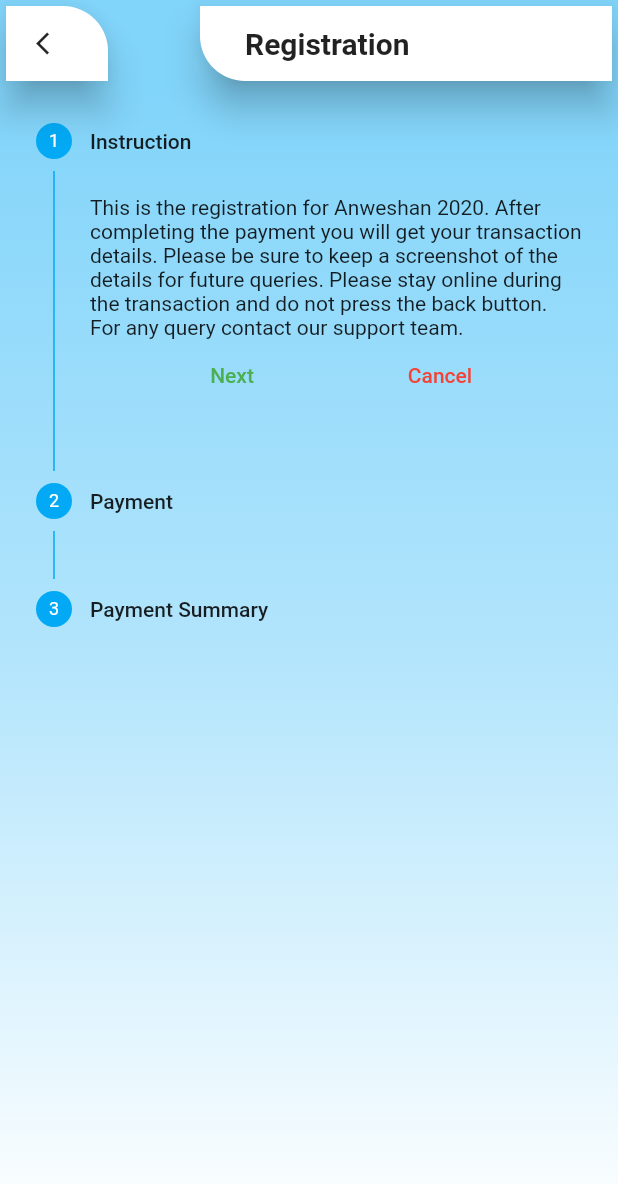
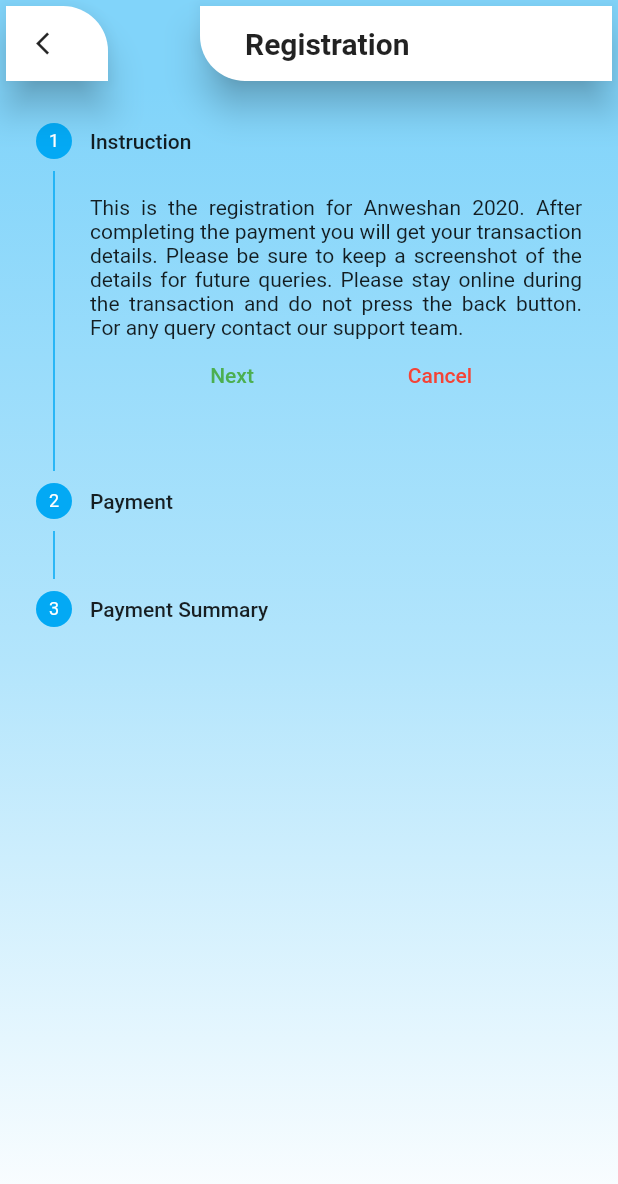
Before and after one commit to azhar1038/Anweshan-Quiz, a Flutter app: the Tabs screen opened directly with empty values, item 2 of the bottom bar chosen, after a tap on "Registration", on a phone screen of 412 x 824 dp. Shown: the top 1184 px of the screen. Run offline on Flutter 3.47's test engine with Material 2 defaults, Android fonts, the phone set to English and light mode, and no system bars; our stand-ins replace cloud_firestore, connectivity, firebase_auth, firebase_dynamic_links, firebase_messaging, flare_flutter and 2 more; missing offline and left inert: flare_dart, ntp, upi_india; accounts and stored records are empty; network calls fail.

Commit message:
Added expansion card

```diff
--- /dev/null
+++ b/lib/custom_widgets/expansion_card.dart
@@ -0,0 +1,125 @@
+import 'package:flutter/material.dart';
+
+class ExpansionCard extends StatefulWidget {
+  final String header;
+  final String description;
+  final Duration duration;
+  final double initialElevation;
+  final double finalElevation;
+  final bool descriptionFadeIn;
+
+  ExpansionCard({
+    @required this.header,
+    @required this.description,
+    this.duration = const Duration(milliseconds: 200),
+    this.initialElevation = 3,
+    this.finalElevation = 10,
+    this.descriptionFadeIn = true,
+  });
+
+  @override
+  _ExpansionCardState createState() => _ExpansionCardState();
+}
+
+class _ExpansionCardState extends State<ExpansionCard>
+    with SingleTickerProviderStateMixin {
+  AnimationController _controller;
+  Animation<double> _elevation, _height, _opacity;
+
+  @override
+  void initState() {
+    _controller = AnimationController(duration: widget.duration, vsync: this);
+    _elevation = Tween<double>(
+      begin: widget.initialElevation,
+      end: widget.finalElevation,
+    ).animate(
+      CurvedAnimation(
+        parent: _controller,
+        curve: Interval(0.4, 0.7, curve: Curves.ease),
+      ),
+    );
+    _height = Tween<double>(begin: 0, end: 1).animate(
+      CurvedAnimation(
+        parent: _controller,
+        curve: Curves.ease,
+      ),
+    );
+    _opacity = Tween<double>(begin: 0.0, end: 1.0).animate(
+      CurvedAnimation(
+        parent: _controller,
+        curve: Interval(0.3, 1.0, curve: Curves.easeIn),
+      ),
+    );
+
+    super.initState();
+  }
+
+  @override
+  void dispose() {
+    _controller.dispose();
+    super.dispose();
+  }
+
+  @override
+  Widget build(BuildContext context) {
+    return Container(
+      alignment: Alignment.topCenter,
+      margin: EdgeInsets.all(16.0),
+      child: AnimatedBuilder(
+        animation: _elevation,
+        builder: (context, child) {
+          return Material(
+            elevation: _elevation.value,
+            shape: RoundedRectangleBorder(
+                borderRadius: BorderRadius.circular(10.0)),
+            child: InkWell(
+              onTap: () {
+                if (_controller.status == AnimationStatus.completed)
+                  _controller.reverse();
+                else
+                  _controller.forward();
+                setState(() {});
+              },
+              child: Column(
+                mainAxisSize: MainAxisSize.min,
+                children: <Widget>[
+                  Container(
+                    height: 80,
+                    alignment: Alignment.center,
+                    child: Text(
+                      widget.header,
+                      style: Theme.of(context).textTheme.title,
+                    ),
+                  ),
+                  SizeTransition(
+                    axisAlignment: 1.0,
+                    sizeFactor: _height,
+                    child: Container(
+                      child: Opacity(
+                        opacity: _opacity.value,
+                        child: Column(
+                          mainAxisSize: MainAxisSize.min,
+                          children: <Widget>[
+                            Divider(),
+                            Padding(
+                              padding: const EdgeInsets.all(16.0),
+                              child: Text(
+                                widget.description,
+                                textAlign: TextAlign.center,
+                                style: Theme.of(context).textTheme.subtitle,
+                              ),
+                            ),
+                          ],
+                        ),
+                      ),
+                    ),
+                  ),
+                ],
+              ),
+            ),
+          );
+        },
+      ),
+    );
+  }
+}
--- a/lib/pages/anweshan_prev.dart
+++ b/lib/pages/anweshan_prev.dart
@@ -1,4 +1,5 @@
 import 'package:flutter/material.dart';
+import 'package:quiz/custom_widgets/expansion_card.dart';
 
 class AnweshanPrev extends StatefulWidget {
   @override
@@ -8,8 +9,63 @@ class AnweshanPrev extends StatefulWidget {
 class _AnweshanPrevState extends State<AnweshanPrev> {
   @override
   Widget build(BuildContext context) {
-    return Container(
-      child:Text('Anweshan 2019'),
-    );
+    return ListView(children: [
+      Container(
+        child: ExpansionCard(
+          header: 'Testing',
+          description:
+              'yuwerdygwd wdhueiwfh cwejhfiowe ijhfio fiefjoi ierfwio eifwho ifjoi fir eiro efiwer fergergrthrthtrh trhrthg hgthh th th h rth h gfb fj g dr ghj ty j tykmjt gh rth ty jky ufk tyrt h trjyn tk t hbrt h ty j ft nrt h ry j tyntyhb rt h tynmu ymk ',
+          duration: Duration(milliseconds: 500),
+        ),
+      ),
+      Container(
+        child: ExpansionCard(
+          header: 'Testing',
+          description:
+              'yuwerdygwd wdhueiwfh cwejhfiowe ijhfio fiefjoi ierfwio eifwho ifjoi fir eiro efiwer fergergrthrthtrh trhrthg hgthh th th h rth h gfb fj g dr ghj ty j tykmjt gh rth ty jky ufk tyrt h trjyn tk t hbrt h ty j ft nrt h ry j tyntyhb rt h tynmu ymk ',
+          duration: Duration(milliseconds: 500),
+        ),
+      ),
+      Container(
+        child: ExpansionCard(
+          header: 'Testing',
+          description:
+              'yuwerdygwd wdhueiwfh cwejhfiowe ijhfio fiefjoi ierfwio eifwho ifjoi fir eiro efiwer fergergrthrthtrh trhrthg hgthh th th h rth h gfb fj g dr ghj ty j tykmjt gh rth ty jky ufk tyrt h trjyn tk t hbrt h ty j ft nrt h ry j tyntyhb rt h tynmu ymk ',
+          duration: Duration(milliseconds: 500),
+        ),
+      ),
+      Container(
+        child: ExpansionCard(
+          header: 'Testing',
+          description:
+              'yuwerdygwd wdhueiwfh cwejhfiowe ijhfio fiefjoi ierfwio eifwho ifjoi fir eiro efiwer fergergrthrthtrh trhrthg hgthh th th h rth h gfb fj g dr ghj ty j tykmjt gh rth ty jky ufk tyrt h trjyn tk t hbrt h ty j ft nrt h ry j tyntyhb rt h tynmu ymk ',
+          duration: Duration(milliseconds: 500),
+        ),
+      ),
+      Container(
+        child: ExpansionCard(
+          header: 'Testing',
+          description:
+              'yuwerdygwd wdhueiwfh cwejhfiowe ijhfio fiefjoi ierfwio eifwho ifjoi fir eiro efiwer fergergrthrthtrh trhrthg hgthh th th h rth h gfb fj g dr ghj ty j tykmjt gh rth ty jky ufk tyrt h trjyn tk t hbrt h ty j ft nrt h ry j tyntyhb rt h tynmu ymk ',
+          duration: Duration(milliseconds: 500),
+        ),
+      ),
+      Container(
+        child: ExpansionCard(
+          header: 'Testing',
+          description:
+              'yuwerdygwd wdhueiwfh cwejhfiowe ijhfio fiefjoi ierfwio eifwho ifjoi fir eiro efiwer fergergrthrthtrh trhrthg hgthh th th h rth h gfb fj g dr ghj ty j tykmjt gh rth ty jky ufk tyrt h trjyn tk t hbrt h ty j ft nrt h ry j tyntyhb rt h tynmu ymk ',
+          duration: Duration(milliseconds: 500),
+        ),
+      ),
+      Container(
+        child: ExpansionCard(
+          header: 'Testing',
+          description:
+              'yuwerdygwd wdhueiwfh cwejhfiowe ijhfio fiefjoi ierfwio eifwho ifjoi fir eiro efiwer fergergrthrthtrh trhrthg hgthh th th h rth h gfb fj g dr ghj ty j tykmjt gh rth ty jky ufk tyrt h trjyn tk t hbrt h ty j ft nrt h ry j tyntyhb rt h tynmu ymk ',
+          duration: Duration(milliseconds: 500),
+        ),
+      ),
+    ]);
   }
 }
--- a/lib/pages/registration.dart
+++ b/lib/pages/registration.dart
@@ -65,6 +65,7 @@ class _RegistrationState extends State<Registration> {
                 'will get your transaction details. Please be sure to keep a screenshot of the ' +
                 'details for future queries. Please stay online during the transaction and do not ' +
                 'press the back button. For any query contact our support team.',
+            textAlign: TextAlign.justify,
           ),
           Row(
             mainAxisAlignment: MainAxisAlignment.spaceEvenly,
@@ -183,7 +184,7 @@ class _RegistrationState extends State<Registration> {
                   break;
                 case UpiIndiaResponseError.INVALID_PARAMETERS:
                   return Text(
-                    'Requested payment is invalid.',
+                    'Requested app rejected to proceed further.',
                     style: _textStyle,
                   );
                   break;
--- a/lib/pages/tournament.dart
+++ b/lib/pages/tournament.dart
@@ -53,7 +53,6 @@ class _TournamentState extends State<Tournament> {
     _usedLife = false;
     _popup = false;
     _allowExit = false;
-    print('INIT STATE');
   }
 
   Future<DocumentSnapshot> loadQuestion(int questionNumber) {
--- a/pubspec.yaml
+++ b/pubspec.yaml
@@ -11,7 +11,7 @@ description: A new Flutter project.
 # In iOS, build-name is used as CFBundleShortVersionString while build-number used as CFBundleVersion.
 # Read more about iOS versioning at
 # https://developer.apple.com/library/archive/documentation/General/Reference/InfoPlistKeyReference/Articles/CoreFoundationKeys.html
-version: 1.0.0+1
+version: 3.4.1
 
 environment:
   sdk: ">=2.1.0 <3.0.0"
@@ -27,7 +27,7 @@ dependencies:
   ntp: ^1.0.4
   flare_flutter: ^1.5.5
   http: ^0.12.0+2
-  upi_india: ^1.0.0
+  upi_india: ^1.1.0
   qr_flutter: ^3.0.1
   firebase_messaging: ^5.1.6
 
```
Also changed, not shown: pubspec.lock, 1 other file.
